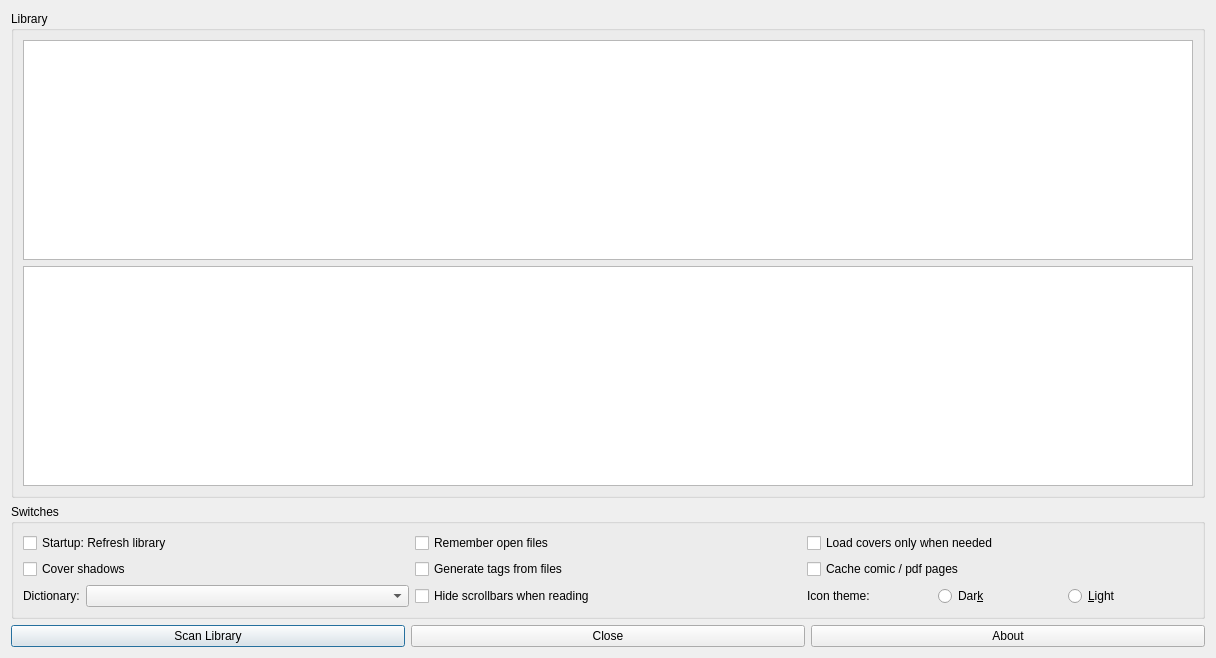
This is lector/resources/raw/settings.ui in BasioMeusPuga/Lector as Qt 5 draws it before an edit. The edited form follows.
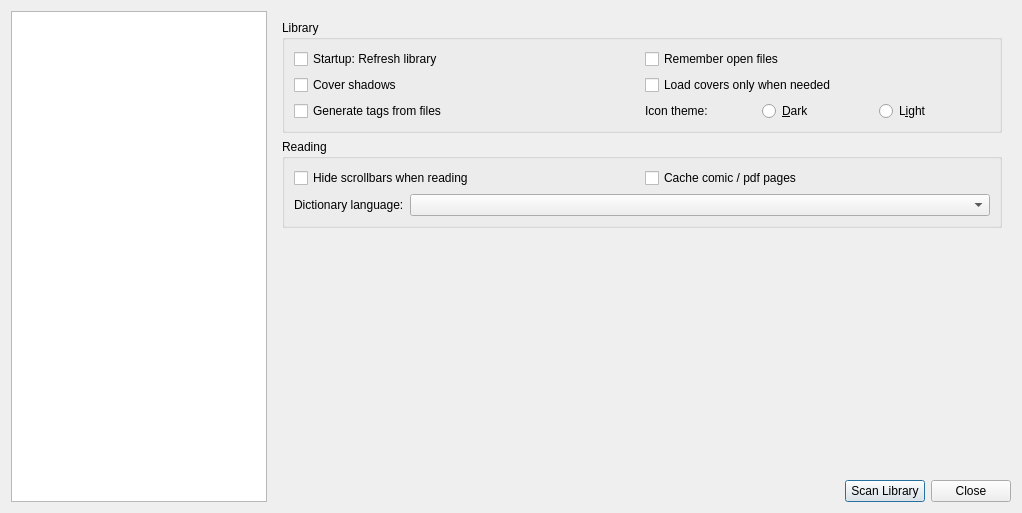
This is the edited form. The open tabs and pages were chosen to show the change.

Commit message: Redesign settings dialog Remove dependency on requests

Diff of the .ui file:
```diff
--- a/lector/resources/raw/settings.ui
+++ b/lector/resources/raw/settings.ui
@@ -6,47 +6,48 @@
    <rect>
     <x>0</x>
     <y>0</y>
-    <width>1216</width>
-    <height>658</height>
+    <width>1022</width>
+    <height>513</height>
    </rect>
   </property>
   <property name="windowTitle">
    <string>Settings</string>
   </property>
-  <layout class="QGridLayout" name="gridLayout_3">
-   <item row="0" column="0">
-    <layout class="QVBoxLayout" name="verticalLayout_2">
-     <item>
-      <widget class="QGroupBox" name="groupBox_2">
-       <property name="title">
-        <string>Library</string>
-       </property>
-       <layout class="QGridLayout" name="gridLayout_2">
-        <item row="0" column="0">
-         <widget class="QTreeView" name="treeView"/>
-        </item>
-        <item row="1" column="0">
-         <widget class="QTextBrowser" name="aboutBox">
-          <property name="openExternalLinks">
-           <bool>true</bool>
-          </property>
-          <property name="openLinks">
-           <bool>false</bool>
-          </property>
-         </widget>
-        </item>
-       </layout>
-      </widget>
-     </item>
-     <item>
-      <widget class="QGroupBox" name="groupBox">
-       <property name="title">
-        <string>Switches</string>
-       </property>
        <layout class="QGridLayout" name="gridLayout">
         <item row="0" column="0">
+    <widget class="QListView" name="listView">
+     <property name="sizePolicy">
+      <sizepolicy hsizetype="Maximum" vsizetype="Expanding">
+       <horstretch>0</horstretch>
+       <verstretch>0</verstretch>
+      </sizepolicy>
+     </property>
+    </widget>
+   </item>
+   <item row="0" column="1">
+    <layout class="QVBoxLayout" name="verticalLayout_4">
+     <item>
+      <widget class="QStackedWidget" name="stackedWidget">
+       <widget class="QWidget" name="treeViewPage">
+        <layout class="QGridLayout" name="gridLayout_5">
+         <item row="0" column="0">
+          <widget class="QTreeView" name="treeView"/>
+         </item>
+        </layout>
+       </widget>
+       <widget class="QWidget" name="switchPage">
+        <layout class="QGridLayout" name="gridLayout_2">
+         <item row="0" column="0">
          <layout class="QVBoxLayout" name="verticalLayout">
           <item>
+            <widget class="QGroupBox" name="groupBox">
+             <property name="title">
+              <string>Library</string>
+             </property>
+             <layout class="QGridLayout" name="gridLayout_4">
+              <item row="0" column="0">
+               <layout class="QVBoxLayout" name="verticalLayout_2">
+                <item>
            <layout class="QHBoxLayout" name="horizontalLayout_4">
             <item>
              <widget class="QCheckBox" name="refreshLibrary">
@@ -62,6 +63,17 @@
               </property>
              </widget>
             </item>
+                 </layout>
+                </item>
+                <item>
+                 <layout class="QHBoxLayout" name="horizontalLayout_3">
+                  <item>
+                   <widget class="QCheckBox" name="coverShadows">
+                    <property name="text">
+                     <string>Cover shadows</string>
+                    </property>
+                   </widget>
+                  </item>
             <item>
              <widget class="QCheckBox" name="performCulling">
               <property name="toolTip">
@@ -74,17 +86,8 @@
             </item>
            </layout>
           </item>
-         </layout>
-        </item>
-        <item row="1" column="0">
-         <layout class="QHBoxLayout" name="horizontalLayout">
           <item>
-           <widget class="QCheckBox" name="coverShadows">
-            <property name="text">
-             <string>Cover shadows</string>
-            </property>
-           </widget>
-          </item>
+                 <layout class="QHBoxLayout" name="horizontalLayout_9">
           <item>
            <widget class="QCheckBox" name="autoTags">
             <property name="text">
@@ -93,6 +96,68 @@
            </widget>
           </item>
           <item>
+                   <layout class="QHBoxLayout" name="horizontalLayout_7">
+                    <item>
+                     <widget class="QLabel" name="label">
+                      <property name="toolTip">
+                       <string>Restart application to see changes</string>
+                      </property>
+                      <property name="text">
+                       <string>Icon theme: </string>
+                      </property>
+                     </widget>
+                    </item>
+                    <item>
+                     <widget class="QRadioButton" name="darkIconsRadio">
+                      <property name="toolTip">
+                       <string>Restart application to see changes</string>
+                      </property>
+                      <property name="text">
+                       <string>&amp;Dark</string>
+                      </property>
+                     </widget>
+                    </item>
+                    <item>
+                     <widget class="QRadioButton" name="lightIconsRadio">
+                      <property name="toolTip">
+                       <string>Restart application to see changes</string>
+                      </property>
+                      <property name="text">
+                       <string>L&amp;ight</string>
+                      </property>
+                     </widget>
+                    </item>
+                   </layout>
+                  </item>
+                 </layout>
+                </item>
+               </layout>
+              </item>
+             </layout>
+            </widget>
+           </item>
+           <item>
+            <widget class="QGroupBox" name="groupBox_2">
+             <property name="title">
+              <string>Reading</string>
+             </property>
+             <layout class="QGridLayout" name="gridLayout_3">
+              <item row="2" column="0">
+               <layout class="QVBoxLayout" name="verticalLayout_3">
+                <item>
+                 <layout class="QHBoxLayout" name="horizontalLayout_6">
+                  <item>
+                   <widget class="QCheckBox" name="hideScrollBars">
+                    <property name="toolTip">
+                     <string>Horizontal scrolling with Alt + Scroll
+Reopen book to see changes</string>
+                    </property>
+                    <property name="text">
+                     <string>Hide scrollbars when reading</string>
+                    </property>
+                   </widget>
+                  </item>
+                  <item>
            <widget class="QCheckBox" name="cachingEnabled">
             <property name="toolTip">
              <string>Greatly reduces page transition time at the cost of more memory</string>
@@ -104,10 +169,10 @@
           </item>
          </layout>
         </item>
-        <item row="2" column="0">
-         <layout class="QHBoxLayout" name="horizontalLayout_6">
           <item>
-           <layout class="QHBoxLayout" name="horizontalLayout_3">
+                 <layout class="QHBoxLayout" name="horizontalLayout_8">
+                  <item>
+                   <layout class="QHBoxLayout" name="horizontalLayout_5">
             <item>
              <widget class="QLabel" name="languageLabel">
               <property name="sizePolicy">
@@ -117,7 +182,7 @@
                </sizepolicy>
               </property>
               <property name="text">
-               <string>Dictionary:</string>
+                       <string>Dictionary language:</string>
               </property>
               <property name="alignment">
                <set>Qt::AlignLeading|Qt::AlignLeft|Qt::AlignVCenter</set>
@@ -129,49 +194,6 @@
             </item>
            </layout>
           </item>
-          <item>
-           <widget class="QCheckBox" name="hideScrollBars">
-            <property name="toolTip">
-             <string>Horizontal scrolling with Alt + Scroll
-Reopen book to see changes</string>
-            </property>
-            <property name="text">
-             <string>Hide scrollbars when reading</string>
-            </property>
-           </widget>
-          </item>
-          <item>
-           <layout class="QHBoxLayout" name="horizontalLayout_5">
-            <item>
-             <widget class="QLabel" name="label">
-              <property name="toolTip">
-               <string>Restart application to see changes</string>
-              </property>
-              <property name="text">
-               <string>Icon theme: </string>
-              </property>
-             </widget>
-            </item>
-            <item>
-             <widget class="QRadioButton" name="darkIconsRadio">
-              <property name="toolTip">
-               <string>Restart application to see changes</string>
-              </property>
-              <property name="text">
-               <string>Dar&amp;k</string>
-              </property>
-             </widget>
-            </item>
-            <item>
-             <widget class="QRadioButton" name="lightIconsRadio">
-              <property name="toolTip">
-               <string>Restart application to see changes</string>
-              </property>
-              <property name="text">
-               <string>&amp;Light</string>
-              </property>
-             </widget>
-            </item>
            </layout>
           </item>
          </layout>
@@ -182,7 +204,51 @@
     </layout>
    </item>
    <item row="1" column="0">
-    <layout class="QHBoxLayout" name="horizontalLayout_2">
+          <spacer name="verticalSpacer">
+           <property name="orientation">
+            <enum>Qt::Vertical</enum>
+           </property>
+           <property name="sizeHint" stdset="0">
+            <size>
+             <width>20</width>
+             <height>40</height>
+            </size>
+           </property>
+          </spacer>
+         </item>
+        </layout>
+       </widget>
+       <widget class="QWidget" name="aboutPage">
+        <layout class="QGridLayout" name="gridLayout_6">
+         <item row="0" column="0">
+          <widget class="QTextBrowser" name="aboutBox">
+           <property name="openExternalLinks">
+            <bool>true</bool>
+           </property>
+           <property name="openLinks">
+            <bool>false</bool>
+           </property>
+          </widget>
+         </item>
+        </layout>
+       </widget>
+      </widget>
+     </item>
+     <item>
+      <layout class="QHBoxLayout" name="horizontalLayout_10">
+       <item>
+        <spacer name="horizontalSpacer">
+         <property name="orientation">
+          <enum>Qt::Horizontal</enum>
+         </property>
+         <property name="sizeHint" stdset="0">
+          <size>
+           <width>40</width>
+           <height>20</height>
+          </size>
+         </property>
+        </spacer>
+       </item>
      <item>
       <widget class="QPushButton" name="okButton">
        <property name="text">
@@ -197,15 +263,7 @@
        </property>
       </widget>
      </item>
-     <item>
-      <widget class="QPushButton" name="aboutButton">
-       <property name="text">
-        <string>About</string>
-       </property>
-       <property name="checkable">
-        <bool>true</bool>
-       </property>
-      </widget>
+      </layout>
      </item>
     </layout>
    </item>
```
Lines whose indentation alone changed are shown as unchanged. The commit also changes 5 other files.
